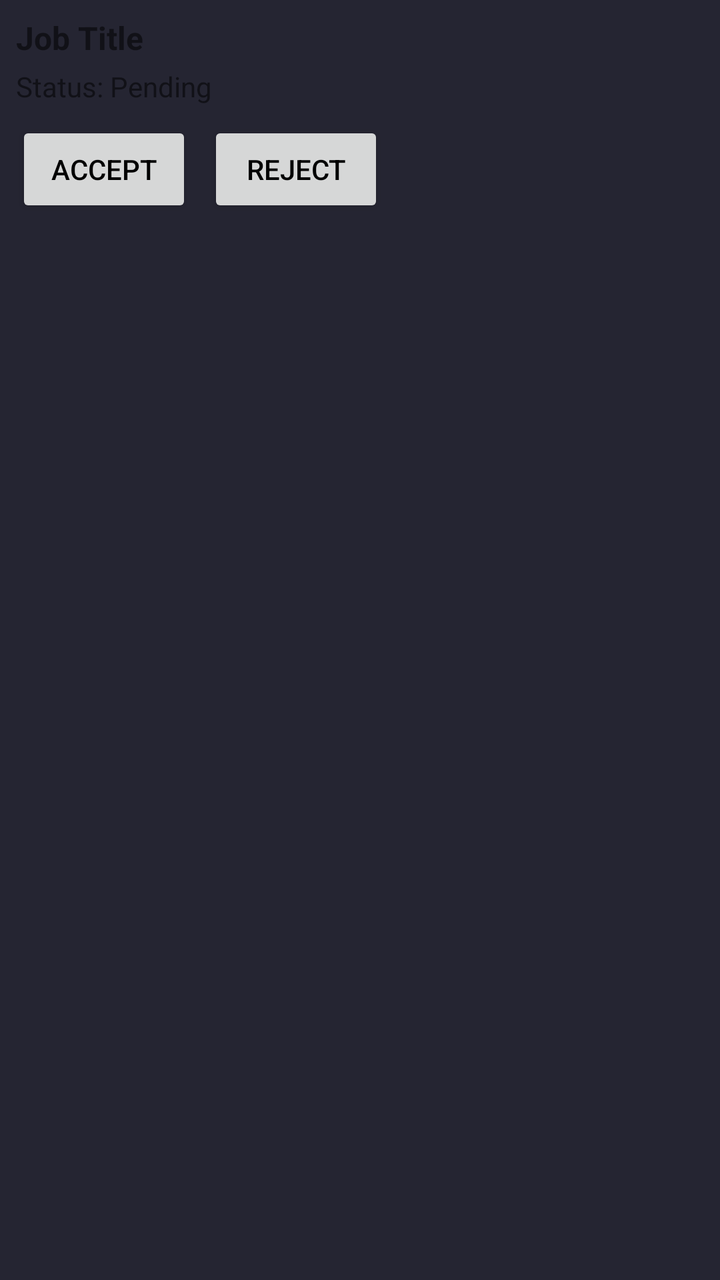
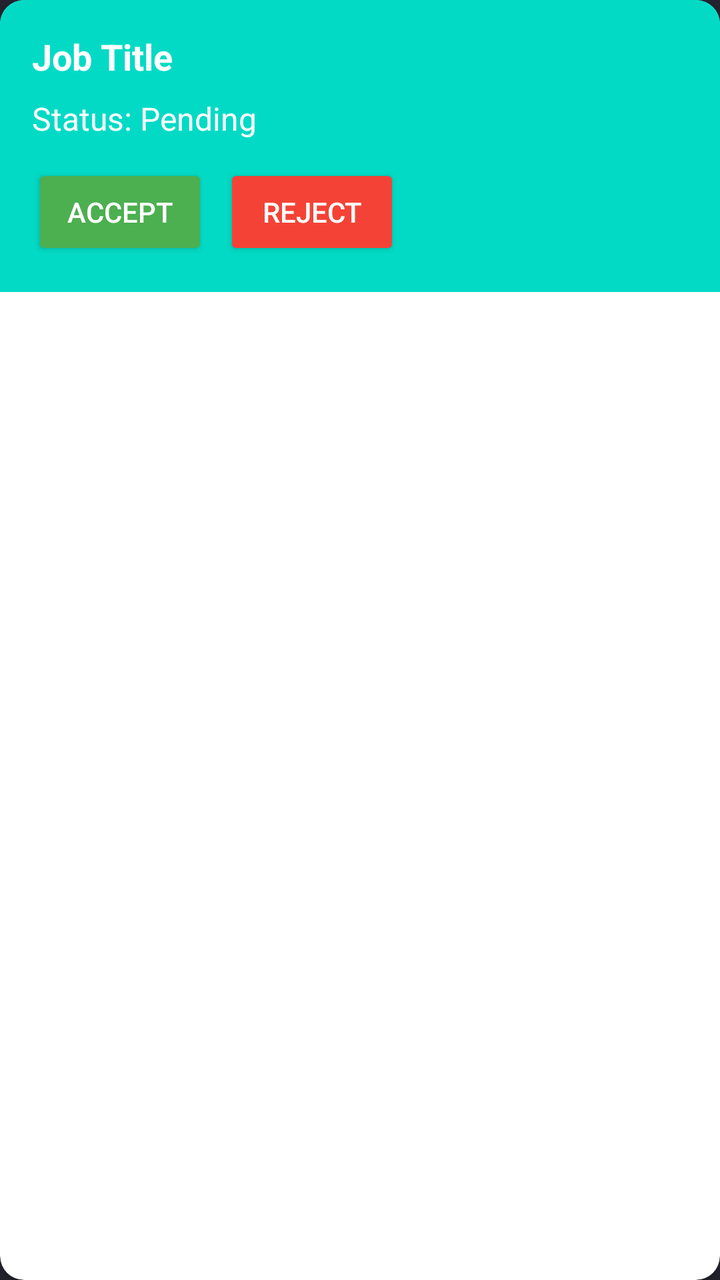

Screens rendered from an Android XML layout before and after an edit, with the pre-edit source and the edit as a unified diff.
<!-- AndroidManifest.xml: application theme Theme.NewGemini -->
<!-- res/layout/item_application.xml -->
<LinearLayout
    xmlns:android="http://schemas.android.com/apk/res/android"
    android:layout_width="match_parent"
    android:layout_height="wrap_content"
    android:orientation="vertical"
    android:padding="8dp">

    
    <TextView
        android:id="@+id/jobTitle"
        android:layout_width="wrap_content"
        android:layout_height="wrap_content"
        android:text="Job Title"
    android:textSize="16sp"
    android:textStyle="bold"
    android:paddingBottom="4dp" />

    
    <TextView
        android:id="@+id/status"
        android:layout_width="wrap_content"
        android:layout_height="wrap_content"
        android:text="Status: Pending"
    android:textSize="14sp"
    android:paddingBottom="8dp" />

    
    <LinearLayout
        android:layout_width="wrap_content"
        android:layout_height="wrap_content"
        android:orientation="horizontal">

        <Button
            android:id="@+id/acceptButton"
            android:layout_width="wrap_content"
            android:layout_height="wrap_content"
            android:text="Accept" />

        <Button
            android:id="@+id/rejectButton"
            android:layout_width="wrap_content"
            android:layout_height="wrap_content"
            android:text="Reject"
            android:layout_marginStart="8dp" />
    </LinearLayout>
</LinearLayout>
<!-- resources referenced by this layout -->
<resources>
  <style name="Theme.NewGemini" parent="Theme.MaterialComponents.DayNight.DarkActionBar">
          
          <item name="colorPrimary">@color/primary</item>
          <item name="colorPrimaryVariant">@color/colorPrimaryDark</item>
          <item name="colorOnPrimary">@color/primary_text</item>
          <item name="colorSecondary">@color/accent</item>
          <item name="colorSecondaryVariant">@color/colorSecondary</item>
          <item name="colorOnSecondary">@color/colorOnSecondary</item>
  
          
          <item name="android:statusBarColor">@color/message_bg</item>
  
          
          <item name="android:windowBackground">@color/message_bg</item>
  
          
          <item name="android:textColorPrimary">@color/primary_text</item>
          <item name="android:textColorSecondary">@color/secondary_text</item>
          <item name="android:textColorHint">@color/hint_text</item>
      </style>
  <color name="primary">#6A3DE8</color>
  <color name="colorPrimaryDark">#3700B3</color>
  <color name="primary_text">#FF000000</color>
  <color name="accent">#4FACFE</color>
  <color name="colorSecondary">#03DAC5</color>
  <color name="colorOnSecondary">#000000</color>
  <color name="message_bg">#252532</color>
  <color name="secondary_text">#BDBDBD</color>
  <color name="hint_text">#757575</color>
</resources>

<!-- the commit's change to res/layout/item_application.xml (unified diff, before → after) -->
@@ -1,46 +1,65 @@
-<LinearLayout
+<androidx.cardview.widget.CardView
     xmlns:android="http://schemas.android.com/apk/res/android"
+    xmlns:app="http://schemas.android.com/apk/res-auto"
     android:layout_width="match_parent"
     android:layout_height="wrap_content"
-    android:orientation="vertical"
-    android:padding="8dp">
+    android:layout_margin="8dp"
+    app:cardCornerRadius="12dp"
+    app:cardElevation="8dp"
+    android:foreground="?attr/selectableItemBackground">
 
-    
-    <TextView
-        android:id="@+id/jobTitle"
-        android:layout_width="wrap_content"
+    <LinearLayout
+        android:layout_width="match_parent"
         android:layout_height="wrap_content"
-        android:text="Job Title"
-    android:textSize="16sp"
-    android:textStyle="bold"
-    android:paddingBottom="4dp" />
+        android:orientation="vertical"
+        android:padding="16dp"
+        android:background="@color/colorSecondary">
 
-    
-    <TextView
-        android:id="@+id/status"
-        android:layout_width="wrap_content"
-        android:layout_height="wrap_content"
-        android:text="Status: Pending"
-    android:textSize="14sp"
-    android:paddingBottom="8dp" />
+        
+        <TextView
+            android:id="@+id/jobTitle"
+            android:layout_width="match_parent"
+            android:layout_height="wrap_content"
+            android:text="Job Title"
+            android:textSize="18sp"
+            android:textStyle="bold"
+            android:textColor="@android:color/white"
+            android:paddingBottom="8dp" />
 
-    
-    <LinearLayout
-        android:layout_width="wrap_content"
-        android:layout_height="wrap_content"
-        android:orientation="horizontal">
+        
+        <TextView
+            android:id="@+id/status"
+            android:layout_width="match_parent"
+            android:layout_height="wrap_content"
+            android:text="Status: Pending"
+            android:textSize="16sp"
+            android:textColor="@android:color/white"
+            android:paddingBottom="12dp" />
 
-        <Button
-            android:id="@+id/acceptButton"
+        
+        <LinearLayout
             android:layout_width="wrap_content"
             android:layout_height="wrap_content"
-            android:text="Accept" />
+            android:orientation="horizontal"
+            android:gravity="end">
 
-        <Button
-            android:id="@+id/rejectButton"
-            android:layout_width="wrap_content"
-            android:layout_height="wrap_content"
-            android:text="Reject"
-            android:layout_marginStart="8dp" />
+            <Button
+                android:id="@+id/acceptButton"
+                android:layout_width="wrap_content"
+                android:layout_height="wrap_content"
+                android:text="Accept"
+                android:backgroundTint="@color/green"
+                android:textColor="@android:color/white"
+                android:layout_marginEnd="8dp" />
+
+            <Button
+                android:id="@+id/rejectButton"
+                android:layout_width="wrap_content"
+                android:layout_height="wrap_content"
+                android:text="Reject"
+                android:backgroundTint="@color/red"
+                android:textColor="@android:color/white" />
+        </LinearLayout>
+
     </LinearLayout>
-</LinearLayout>
+</androidx.cardview.widget.CardView>
<!-- resource entries referenced after the edit -->
@@ -1,5 +1,8 @@
 <!-- resources referenced by this layout -->
 <resources>
+  <color name="colorSecondary">#03DAC5</color>
+  <color name="green">#4CAF50</color>
+  <color name="red">#F44336</color>
   <style name="Theme.NewGemini" parent="Theme.MaterialComponents.DayNight.DarkActionBar">
           
           <item name="colorPrimary">@color/primary</item>
@@ -24,7 +27,6 @@
   <color name="colorPrimaryDark">#3700B3</color>
   <color name="primary_text">#FF000000</color>
   <color name="accent">#4FACFE</color>
-  <color name="colorSecondary">#03DAC5</color>
   <color name="colorOnSecondary">#000000</color>
   <color name="message_bg">#252532</color>
   <color name="secondary_text">#BDBDBD</color>
